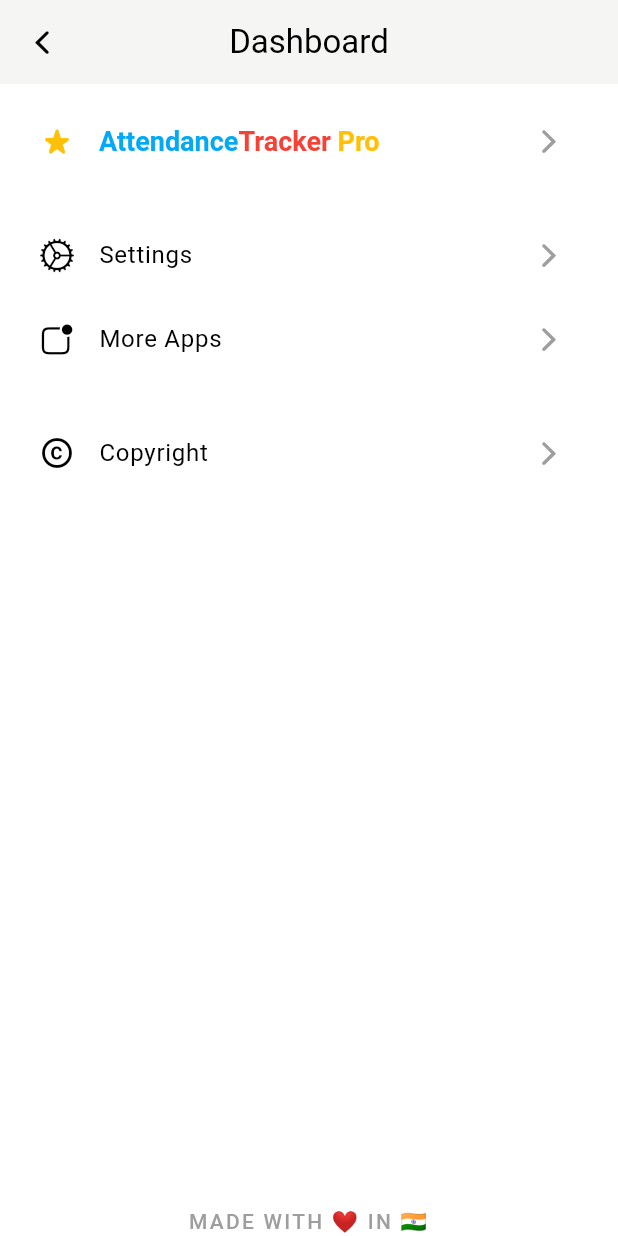
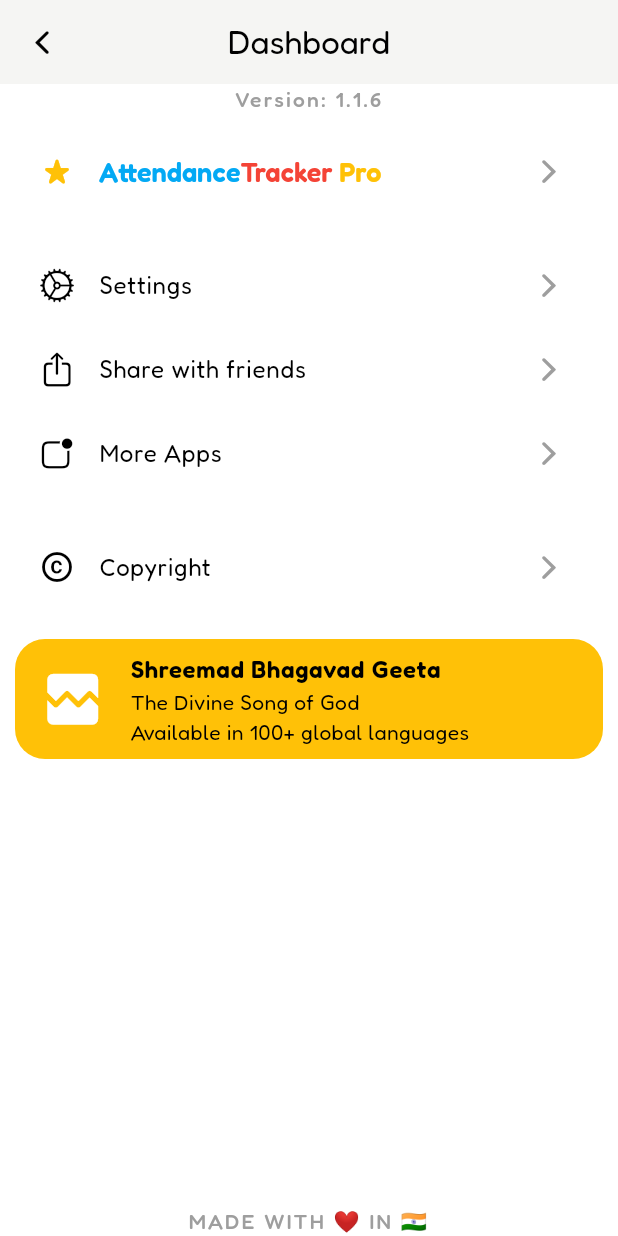
Before and after one commit to Aman-Sirmaur19/Attendance_Tracker_App, a Flutter app: the DashboardScreen screen opened directly, on a phone screen of 412 x 824 dp. Run offline on Flutter 3.47's test engine with Material 3 defaults, Android fonts, the phone set to English and light mode, and no system bars; our stand-ins replace flutter_local_notifications, google_mobile_ads, hive, hive_flutter, image_picker, photo_view and 4 more; missing offline and left inert: in_app_update; accounts and stored records are empty; network calls fail.

Commit message:
Added in-app share feature.

```diff
--- a/lib/screens/dashboard_screen.dart
+++ b/lib/screens/dashboard_screen.dart
@@ -1,9 +1,11 @@
 import 'package:flutter/cupertino.dart';
 import 'package:flutter/material.dart';
+import 'package:share_plus/share_plus.dart';
 import 'package:url_launcher/url_launcher.dart';
 
 import '../main.dart';
 import '../utils/dialogs.dart';
+import '../services/ad_manager.dart';
 import '../widgets/custom_banner_ad.dart';
 import 'settings_screen.dart';
 
@@ -34,14 +36,22 @@
       bottomNavigationBar: const CustomBannerAd(),
       body: Column(
         children: [
+          const Text(
+            'Version: 1.1.6',
+            textAlign: TextAlign.center,
+            style: TextStyle(
+              letterSpacing: 1.5,
+              color: Colors.grey,
+              fontWeight: FontWeight.w500,
+            ),
+          ),
           Expanded(
             child: ListView(
               padding: const EdgeInsets.only(left: 10, right: 10, top: 10),
               physics: const BouncingScrollPhysics(),
               children: [
-                _customContainer(
-                    context: context,
-                    child: ListTile(
+                ListTile(
+                  tileColor: Theme.of(context).colorScheme.primary,
                   shape: RoundedRectangleBorder(
                       borderRadius: BorderRadius.circular(20)),
                   onTap: () {
@@ -67,31 +77,34 @@
                       ),
                     );
                   },
-                      leading: const Icon(Icons.star_rate_rounded,
-                          color: Colors.amber),
+                  leading:
+                      const Icon(Icons.star_rate_rounded, color: Colors.amber),
                   title: RichText(
                     text: const TextSpan(
                       text: 'Attendance',
                       style: TextStyle(
                         fontSize: 18,
+                        fontFamily: 'Fredoka',
+                        color: Colors.lightBlue,
                         fontWeight: FontWeight.bold,
-                            color: Colors.lightBlue,
                       ),
                       children: [
                         TextSpan(
                           text: 'Tracker',
                           style: TextStyle(
                             fontSize: 18,
+                            color: Colors.red,
+                            fontFamily: 'Fredoka',
                             fontWeight: FontWeight.bold,
-                                color: Colors.red,
                           ),
                           children: [
                             TextSpan(
                               text: ' Pro',
                               style: TextStyle(
                                 fontSize: 18,
+                                color: Colors.amber,
+                                fontFamily: 'Fredoka',
                                 fontWeight: FontWeight.bold,
-                                    color: Colors.amber,
                               ),
                             ),
                           ],
@@ -103,39 +116,41 @@
                     CupertinoIcons.chevron_forward,
                     color: Colors.grey,
                   ),
-                    )),
+                ),
                 const SizedBox(height: 20),
-                _customContainer(
+                _customListTile(
+                  onTap: () => AdManager()
+                      .navigateWithAd(context, const SettingsScreen()),
+                  icon: CupertinoIcons.settings,
+                  title: 'Settings',
+                  isFirst: true,
                   context: context,
-                  child: Column(
-                    children: [
-                      _customListTile(
-                        () => Navigator.push(
-                            context,
-                            CupertinoPageRoute(
-                                builder: (_) => const SettingsScreen())),
-                        CupertinoIcons.settings,
-                        'Settings',
                 ),
                 _customListTile(
-                        () async {
+                  onTap: () async {
+                    const String appUrl =
+                        'https://play.google.com/store/apps/details?id=com.sirmaur.attendance_tracker';
+                    Share.share(
+                        'Check out this awesome Attendance Tracker app:\n\n$appUrl');
+                  },
+                  icon: CupertinoIcons.share,
+                  title: 'Share with friends',
+                  context: context,
+                ),
+                _customListTile(
+                  onTap: () async {
                     const url =
                         'https://play.google.com/store/apps/developer?id=SIRMAUR';
                     _launchInBrowser(context, Uri.parse(url));
                   },
-                        CupertinoIcons.app_badge,
-                        'More Apps',
-                      ),
-                    ],
-                  ),
+                  icon: CupertinoIcons.app_badge,
+                  title: 'More Apps',
+                  isLast: true,
+                  context: context,
                 ),
                 const SizedBox(height: 20),
-                _customContainer(
-                  context: context,
-                  child: Column(
-                    children: [
                 _customListTile(
-                        () => showDialog(
+                  onTap: () => showDialog(
                       context: context,
                       builder: (context) {
                         return AlertDialog(
@@ -156,38 +171,33 @@
                                 'Aman Sirmaur',
                                 style: TextStyle(
                                   fontSize: 20,
-                                        color: Theme.of(context)
-                                            .colorScheme
-                                            .secondary,
+                                  color:
+                                      Theme.of(context).colorScheme.secondary,
                                   letterSpacing: 1,
                                 ),
                               ),
                               Padding(
-                                      padding:
-                                          EdgeInsets.only(top: mq.width * .01),
+                                padding: EdgeInsets.only(top: mq.width * .01),
                                 child: Text(
                                   'MECHANICAL ENGINEERING',
                                   style: TextStyle(
                                     fontSize: 10,
                                     fontWeight: FontWeight.bold,
-                                          color: Theme.of(context)
-                                              .colorScheme
-                                              .secondary,
+                                    color:
+                                        Theme.of(context).colorScheme.secondary,
                                     letterSpacing: 1,
                                   ),
                                 ),
                               ),
                               Padding(
-                                      padding:
-                                          EdgeInsets.only(top: mq.width * .03),
+                                padding: EdgeInsets.only(top: mq.width * .03),
                                 child: Text(
                                   'NIT AGARTALA',
                                   style: TextStyle(
                                     fontSize: 10,
                                     fontWeight: FontWeight.w900,
-                                          color: Theme.of(context)
-                                              .colorScheme
-                                              .secondary,
+                                    color:
+                                        Theme.of(context).colorScheme.secondary,
                                     letterSpacing: 1,
                                   ),
                                 ),
@@ -195,29 +205,24 @@
                             ],
                           ),
                           content: Row(
-                                  mainAxisAlignment:
-                                      MainAxisAlignment.spaceAround,
+                            mainAxisAlignment: MainAxisAlignment.spaceAround,
                             children: [
                               InkWell(
-                                      child: Image.asset(
-                                          'assets/images/youtube.png',
+                                child: Image.asset('assets/images/youtube.png',
                                     width: 30),
                                 onTap: () async {
                                   const url =
                                       'https://www.youtube.com/@AmanSirmaur';
-                                        _launchInBrowser(
-                                            context, Uri.parse(url));
+                                  _launchInBrowser(context, Uri.parse(url));
                                 },
                               ),
                               InkWell(
-                                      child: Image.asset(
-                                          'assets/images/twitter.png',
+                                child: Image.asset('assets/images/twitter.png',
                                     width: 30),
                                 onTap: () async {
                                   const url =
                                       'https://x.com/AmanSirmaur?t=2QWiqzkaEgpBFNmLI38sbA&s=09';
-                                        _launchInBrowser(
-                                            context, Uri.parse(url));
+                                  _launchInBrowser(context, Uri.parse(url));
                                 },
                               ),
                               InkWell(
@@ -227,41 +232,53 @@
                                 onTap: () async {
                                   const url =
                                       'https://www.instagram.com/aman_sirmaur19/';
-                                        _launchInBrowser(
-                                            context, Uri.parse(url));
+                                  _launchInBrowser(context, Uri.parse(url));
                                 },
                               ),
                               InkWell(
-                                      child: Image.asset(
-                                          'assets/images/github.png',
+                                child: Image.asset('assets/images/github.png',
                                     width: 30),
                                 onTap: () async {
                                   const url =
                                       'https://github.com/Aman-Sirmaur19';
-                                        _launchInBrowser(
-                                            context, Uri.parse(url));
+                                  _launchInBrowser(context, Uri.parse(url));
                                 },
                               ),
                               InkWell(
-                                      child: Image.asset(
-                                          'assets/images/linkedin.png',
+                                child: Image.asset('assets/images/linkedin.png',
                                     width: 30),
                                 onTap: () async {
                                   const url =
                                       'https://www.linkedin.com/in/aman-kumar-257613257/';
-                                        _launchInBrowser(
-                                            context, Uri.parse(url));
+                                  _launchInBrowser(context, Uri.parse(url));
                                 },
                               ),
                             ],
                           ),
                         );
                       }),
-                        Icons.copyright_rounded,
-                        'Copyright',
+                  icon: Icons.copyright_rounded,
+                  title: 'Copyright',
+                  isFirst: true,
+                  isLast: true,
+                  context: context,
                 ),
-                    ],
-                  ),
+                const SizedBox(height: 20),
+                _customListTile(
+                  onTap: () async {
+                    const url =
+                        'https://play.google.com/store/apps/details?id=com.sirmaur.shreemad_bhagavad_geeta';
+                    _launchInBrowser(context, Uri.parse(url));
+                  },
+                  tileColor: Colors.amber,
+                  imageUrl:
+                      'https://play-lh.googleusercontent.com/L4FMm88yMoWIKhUX3U1XJTmvd8_MkoQUX4IfN61QBSq51GWpnMPvs4Dz7gpmlmXspA=w480-h960-rw',
+                  title: 'Shreemad Bhagavad Geeta',
+                  subtitle:
+                      'The Divine Song of God\nAvailable in 100+ global languages',
+                  context: context,
+                  isFirst: true,
+                  isLast: true,
                 ),
               ],
             ),
@@ -280,29 +297,63 @@
     );
   }
 
-  Widget _customContainer({
+  Widget _customListTile({
+    required void Function() onTap,
+    required String title,
     required BuildContext context,
-    required Widget child,
+    Color? tileColor,
+    IconData? icon,
+    String? imageUrl,
+    String? subtitle,
+    bool isFirst = false,
+    bool isLast = false,
   }) {
-    return Container(
-      decoration: BoxDecoration(
-        borderRadius: BorderRadius.circular(20),
-        color: Theme.of(context).colorScheme.primary,
+    return ListTile(
+      tileColor: tileColor ?? Theme.of(context).colorScheme.primary,
+      shape: RoundedRectangleBorder(
+          borderRadius: BorderRadius.only(
+        topLeft: isFirst ? const Radius.circular(20) : Radius.zero,
+        topRight: isFirst ? const Radius.circular(20) : Radius.zero,
+        bottomLeft: isLast ? const Radius.circular(20) : Radius.zero,
+        bottomRight: isLast ? const Radius.circular(20) : Radius.zero,
+      )),
+      onTap: onTap,
+      leading: imageUrl != null
+          ? ClipRRect(
+              borderRadius: BorderRadius.circular(15),
+              child: Image.network(
+                imageUrl,
+                width: 45,
+                errorBuilder: (context, error, stackTrace) {
+                  return const Icon(
+                    Icons.broken_image_rounded,
+                    size: 45,
+                    color: Colors.white,
+                  );
+                },
+              ))
+          : Icon(icon),
+      title: Text(
+        title,
+        style: subtitle != null
+            ? const TextStyle(
+                color: Colors.black,
+                fontWeight: FontWeight.bold,
+              )
+            : null,
       ),
-      child: child,
-    );
-  }
-
-  Widget _customListTile(void Function() onTap, IconData icon, String title) {
-    return ListTile(
-      shape: RoundedRectangleBorder(borderRadius: BorderRadius.circular(20)),
-      onTap: onTap,
-      leading: Icon(icon),
-      title: Text(title),
-      trailing: const Icon(
+      subtitle: subtitle != null
+          ? Text(
+              subtitle,
+              style: const TextStyle(color: Colors.black),
+            )
+          : null,
+      trailing: subtitle == null
+          ? const Icon(
               CupertinoIcons.chevron_forward,
               color: Colors.grey,
-      ),
+            )
+          : null,
     );
   }
 }
```
Also changed, not shown: pubspec.yaml (+10 -7 lines), pubspec.lock, 3 other files. Lines whose indentation alone changed are shown as unchanged.
